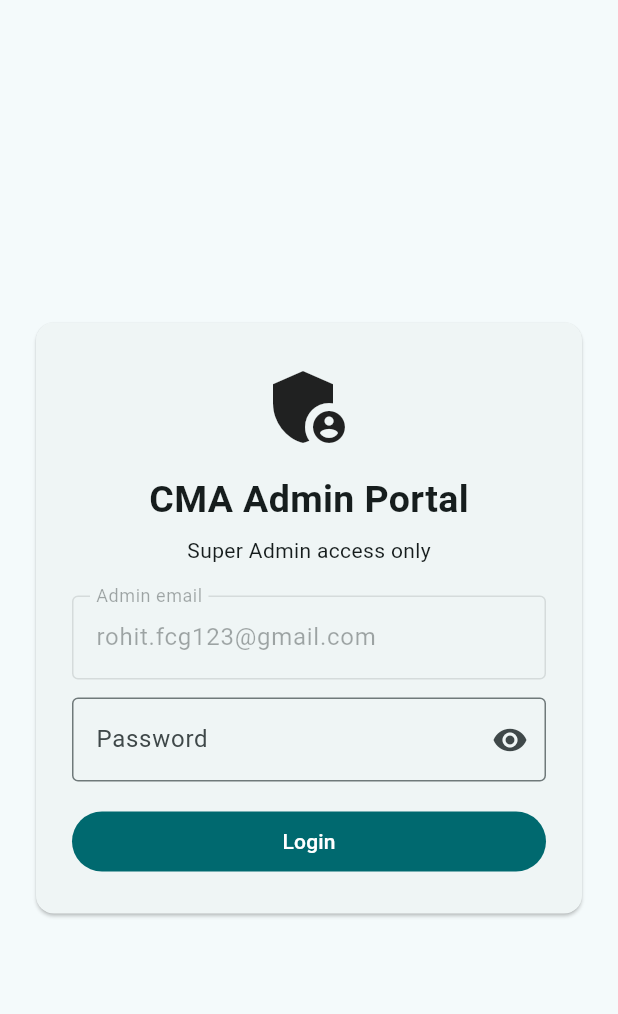
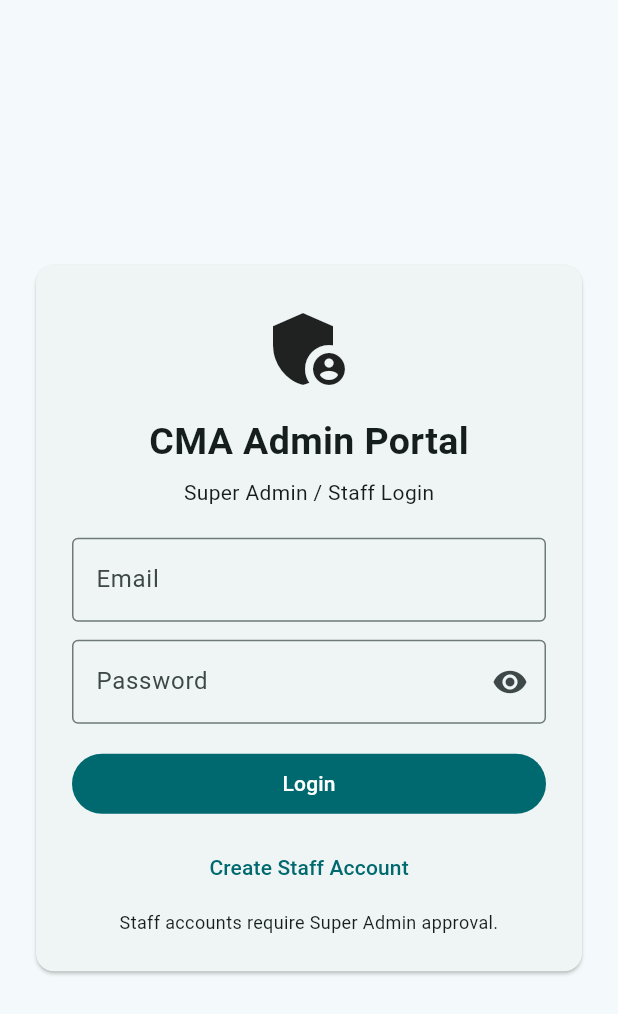
Before and after one commit to rohitfcg123-arch/CMA-MCQ-Portal-Android, a Flutter app: the screen it shows after launch, on a phone screen of 412 x 824 dp. Shown: the top 1014 px of the screen. Run offline on Flutter 3.47's test engine with Material 3 defaults, Android fonts, the phone set to English and light mode, and no system bars; our stand-ins replace cloud_firestore, firebase_auth, firebase_core, flutter_secure_storage, share_plus, webview_flutter; missing offline and left inert: excel; accounts and stored records are empty.

Commit message:
Fix admin login and add staff account approval flow

```diff
--- a/admin_app/lib/main.dart
+++ b/admin_app/lib/main.dart
@@ -11,7 +11,7 @@ import 'package:pdf/widgets.dart' as pw;
 import 'package:share_plus/share_plus.dart';
 import 'firebase_options.dart';
 
-const adminEmail = 'rohit.fcg123@gmail.com';
+const superAdminEmail = 'rohit.fcg123@gmail.com';
 const activeMinutes = 10;
 
 Future<void> main() async {
@@ -40,11 +40,21 @@ class AuthGate extends StatelessWidget {
       if (s.connectionState == ConnectionState.waiting) return const Scaffold(body: Center(child: CircularProgressIndicator()));
       final u = s.data;
       if (u == null) return const AdminLogin();
-      if ((u.email ?? '').toLowerCase() != adminEmail) {
-        FirebaseAuth.instance.signOut();
-        return const AdminLogin(error: 'This account is not authorised as the Super Admin.');
-      }
-      return const Dashboard();
+      final email = (u.email ?? '').trim().toLowerCase();
+      if (email == superAdminEmail) return const Dashboard();
+      return FutureBuilder<DocumentSnapshot<Map<String,dynamic>>>(
+        future: FirebaseFirestore.instance.collection('staffAccess').doc(email).get(),
+        builder: (_, staff) {
+          if (staff.connectionState != ConnectionState.done) return const Scaffold(body: Center(child: CircularProgressIndicator()));
+          final data = staff.data?.data();
+          final status = (data?['status'] ?? 'Pending Approval').toString();
+          if (data == null || status != 'Approved') {
+            FirebaseAuth.instance.signOut();
+            return AdminLogin(error: status == 'Pending Approval' ? 'Account created. Waiting for admin approval.' : 'Staff access is not approved.');
+          }
+          return const Dashboard();
+        },
+      );
     },
   );
 }
@@ -55,24 +65,57 @@ class AdminLogin extends StatefulWidget {
   @override State<AdminLogin> createState() => _AdminLoginState();
 }
 class _AdminLoginState extends State<AdminLogin> {
-  final email = TextEditingController(text: adminEmail);
+  final email = TextEditingController();
   final password = TextEditingController();
   bool busy = false, hide = true;
+
   Future<void> login() async {
+    final e = email.text.trim().toLowerCase();
+    if (e.isEmpty || password.text.isEmpty) return;
     setState(() => busy = true);
     try {
-      final c = await FirebaseAuth.instance.signInWithEmailAndPassword(email: email.text.trim(), password: password.text);
-      if ((c.user?.email ?? '').toLowerCase() != adminEmail) {
-        await FirebaseAuth.instance.signOut();
-        throw FirebaseAuthException(code: 'unauthorised');
-      }
-    } on FirebaseAuthException catch (e) {
+      await FirebaseAuth.instance.signInWithEmailAndPassword(email: e, password: password.text);
+    } on FirebaseAuthException catch (ex) {
       if (!mounted) return;
-      ScaffoldMessenger.of(context).showSnackBar(SnackBar(content: Text(e.code == 'unauthorised' ? 'Only the authorised Rohit FCG account can use this app.' : 'Login failed: ${e.code}')));
+      String msg = 'Login failed: ${ex.code}';
+      if (ex.code == 'invalid-credential' || ex.code == 'wrong-password' || ex.code == 'user-not-found') msg = 'Invalid email or password.';
+      if (ex.code == 'too-many-requests') msg = 'Too many attempts. Try again later.';
+      ScaffoldMessenger.of(context).showSnackBar(SnackBar(content: Text(msg)));
     } finally {
       if (mounted) setState(() => busy = false);
     }
   }
+
+  Future<void> register() async {
+    final e = email.text.trim().toLowerCase();
+    if (e.isEmpty || password.text.length < 6) {
+      ScaffoldMessenger.of(context).showSnackBar(const SnackBar(content: Text('Enter email and a password of at least 6 characters.')));
+      return;
+    }
+    setState(() => busy = true);
+    try {
+      await FirebaseAuth.instance.createUserWithEmailAndPassword(email: e, password: password.text);
+      await FirebaseFirestore.instance.collection('staffAccess').doc(e).set({
+        'email': e,
+        'role': 'Employee',
+        'accessLevel': 'Read',
+        'status': 'Pending Approval',
+        'requestedBy': e,
+        'requestedAt': FieldValue.serverTimestamp(),
+        'permissions': StaffPage._defaultPermissions('Employee', 'Read'),
+      }, SetOptions(merge: true));
+      await FirebaseAuth.instance.signOut();
+      if (!mounted) return;
+      ScaffoldMessenger.of(context).showSnackBar(const SnackBar(content: Text('Account created. Ask the Super Admin to approve your access.')));
+    } on FirebaseAuthException catch (ex) {
+      if (!mounted) return;
+      final msg = ex.code == 'email-already-in-use' ? 'This email already has an account. Use Login.' : 'Registration failed: ${ex.code}';
+      ScaffoldMessenger.of(context).showSnackBar(SnackBar(content: Text(msg)));
+    } finally {
+      if (mounted) setState(() => busy = false);
+    }
+  }
+
   @override Widget build(BuildContext context) => Scaffold(
     body: Center(child: ConstrainedBox(constraints: const BoxConstraints(maxWidth: 420), child: Card(
       margin: const EdgeInsets.all(24), child: Padding(padding: const EdgeInsets.all(24), child: Column(mainAxisSize: MainAxisSize.min, children: [
@@ -80,14 +123,18 @@ class _AdminLoginState extends State<AdminLogin> {
         const SizedBox(height: 12),
         const Text('CMA Admin Portal', style: TextStyle(fontSize: 25, fontWeight: FontWeight.bold)),
         const SizedBox(height: 6),
-        const Text('Super Admin access only'),
+        const Text('Super Admin / Staff Login'),
         const SizedBox(height: 20),
-        TextField(controller: email, enabled: false, decoration: const InputDecoration(labelText: 'Admin email', border: OutlineInputBorder())),
+        TextField(controller: email, keyboardType: TextInputType.emailAddress, decoration: const InputDecoration(labelText: 'Email', border: OutlineInputBorder())),
         const SizedBox(height: 12),
         TextField(controller: password, obscureText: hide, decoration: InputDecoration(labelText: 'Password', border: const OutlineInputBorder(), suffixIcon: IconButton(onPressed: () => setState(() => hide = !hide), icon: Icon(hide ? Icons.visibility : Icons.visibility_off)))),
         if (widget.error != null) Padding(padding: const EdgeInsets.only(top: 10), child: Text(widget.error!, style: const TextStyle(color: Colors.red))),
         const SizedBox(height: 16),
         SizedBox(width: double.infinity, child: FilledButton(onPressed: busy ? null : login, child: Text(busy ? 'Signing in…' : 'Login'))),
+        const SizedBox(height: 8),
+        TextButton(onPressed: busy ? null : register, child: const Text('Create Staff Account')),
+        const SizedBox(height: 4),
+        const Text('Staff accounts require Super Admin approval.', textAlign: TextAlign.center, style: TextStyle(fontSize: 12)),
       ]))),
     )),
   );
@@ -232,7 +279,7 @@ class AccessPage extends StatelessWidget {
         for(final g in ['Foundation','Group 1','Group 2']) CheckboxListTile(title:Text(g),value:groups.contains(g),onChanged:(v)=>set(()=>v==true?groups.add(g):groups.remove(g))),
         CheckboxListTile(title:const Text('All Groups'),value:groups.contains('All Groups'),onChanged:(v)=>set(()=>v==true?groups.add('All Groups'):groups.remove('All Groups'))),
       ]))),
-      actions:[TextButton(onPressed:()=>Navigator.pop(c),child:const Text('Cancel')),FilledButton(onPressed:()async{await FirebaseFirestore.instance.collection('portalUsers').doc(uid).set({'universalFree':universal,'groups':groups,'accessType':universal?'Universal Free':groups.isEmpty?'No Access':groups.contains('All Groups')?'All Groups':'Custom Access','accessUpdatedAt':FieldValue.serverTimestamp(),'accessUpdatedBy':adminEmail},SetOptions(merge:true));if(c.mounted)Navigator.pop(c);},child:const Text('Save Access'))],
+      actions:[TextButton(onPressed:()=>Navigator.pop(c),child:const Text('Cancel')),FilledButton(onPressed:()async{await FirebaseFirestore.instance.collection('portalUsers').doc(uid).set({'universalFree':universal,'groups':groups,'accessType':universal?'Universal Free':groups.isEmpty?'No Access':groups.contains('All Groups')?'All Groups':'Custom Access','accessUpdatedAt':FieldValue.serverTimestamp(),'accessUpdatedBy':superAdminEmail},SetOptions(merge:true));if(c.mounted)Navigator.pop(c);},child:const Text('Save Access'))],
     )));
   }
 }
@@ -290,7 +337,7 @@ class StaffPage extends StatelessWidget {
     await FirebaseFirestore.instance.collection('staffAccess').doc(id).set({
       'status': status,
       'updatedAt': FieldValue.serverTimestamp(),
-      'updatedBy': adminEmail,
+      'updatedBy': superAdminEmail,
     }, SetOptions(merge: true));
   }
 
@@ -328,7 +375,7 @@ class StaffPage extends StatelessWidget {
                   'role': role,
                   'accessLevel': level,
                   'status': 'Pending Approval',
-                  'requestedBy': adminEmail,
+                  'requestedBy': superAdminEmail,
                   'requestedAt': FieldValue.serverTimestamp(),
                   'permissions': _defaultPermissions(role, level),
                 }, SetOptions(merge: true));
```
